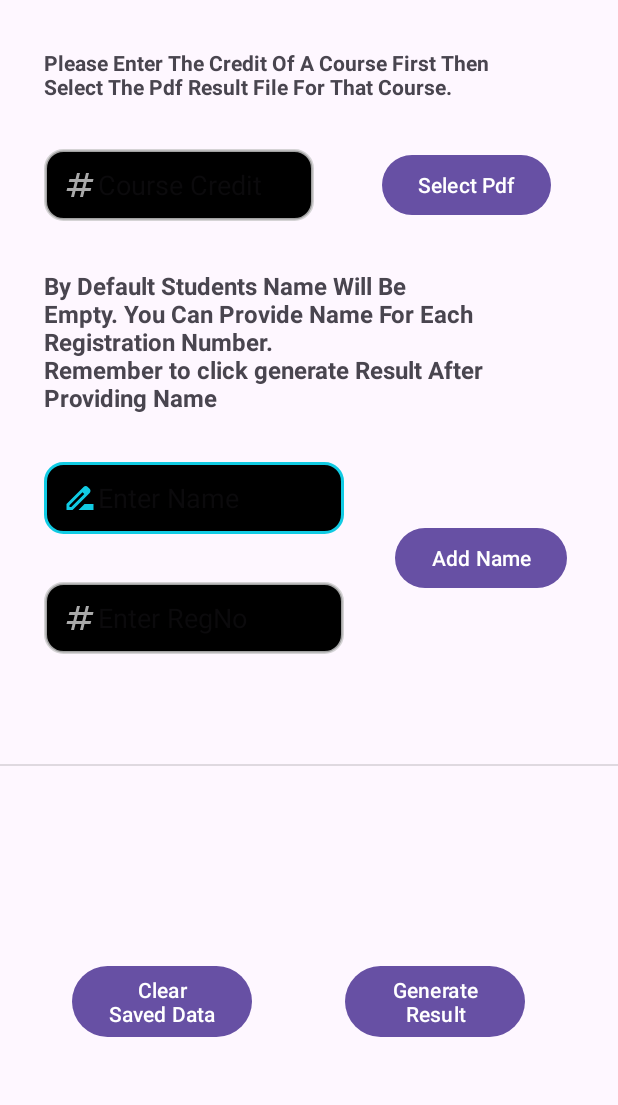
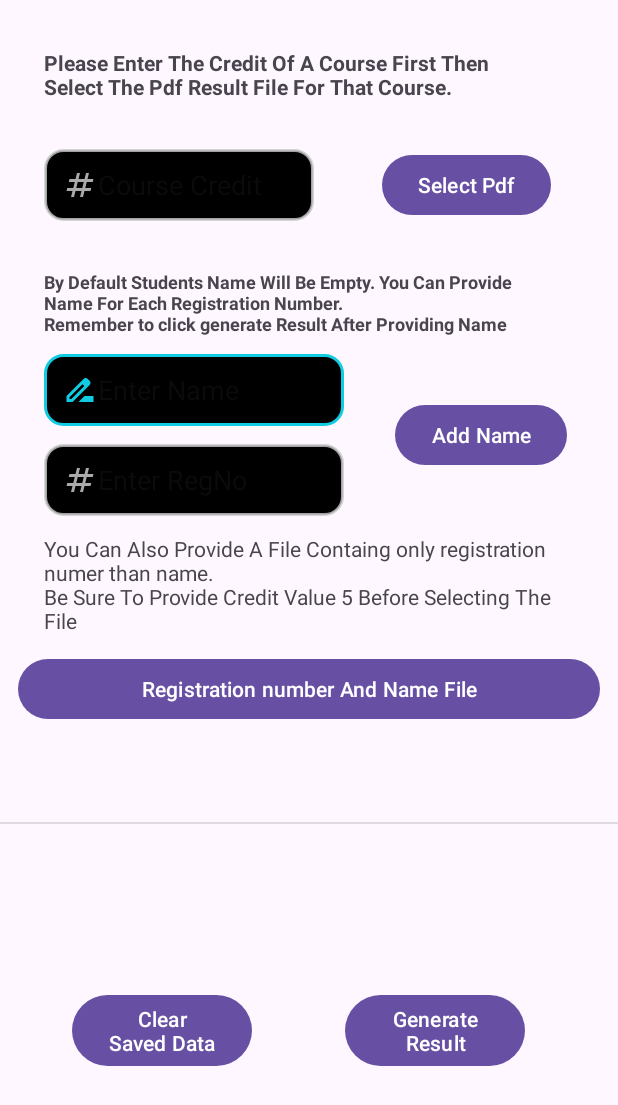
Before and after one commit to darkEye-2021831014/ResultCalculator, an Android app: the AdvanceMode screen opened directly, with no data from a screen before it, after a tap on "Generate Result", on a phone screen of 412 x 824 dp. Shown: the top 1105 px of the screen. Run offline under Robolectric (Android 15) with nearby library versions, the light colour scheme and no system bars; libraries missing offline, so code that uses them is left out: com.tom_roush.pdfbox; 1 statement that could not run was skipped.

Commit message:
Improved Pdf Reader And On App Pdf Opening System
Now Different Types of pdf result file can be recognized using different types of patterns. Students name can now also be extracted. User Can View The Pdf While In App When They Click Generate Result.
Other minor modifications

```diff
--- a/app/src/main/java/com/example/cgpa/Format.kt
+++ b/app/src/main/java/com/example/cgpa/Format.kt
@@ -6,5 +6,9 @@ enum class Format {
     REG_NAME_MARKS_CREDIT,
     REG_CG,
     REG_GRADE,
-    REG_MARKS
+    REG_MARKS,
+    REG_NAME_MARKS,
+    REG_NAME_GRADE,
+    REG_CREDIT_CG,
+    REG_NAME_CREDIT_CG
 }
--- a/app/src/main/java/com/example/cgpa/ResultCalculator.kt
+++ b/app/src/main/java/com/example/cgpa/ResultCalculator.kt
@@ -8,6 +8,7 @@ import android.graphics.pdf.PdfDocument
 import android.util.Log
 import java.io.BufferedReader
 import java.io.BufferedWriter
+import java.io.File
 import java.io.FileOutputStream
 import java.io.FileReader
 import java.io.FileWriter
@@ -24,16 +25,17 @@ class ResultCalculator() {
 
     private var maxCell = 0
 
-    fun clearSavedData(filePath: String) {
+    fun clearSavedData(filePath: String,myFolder:File) {
         students.clear()
-        writeTxtFile(filePath,"");
+        writeTxtFile(filePath,"",myFolder);
     }
 
 
     // file reader for reg,name,cg,credit;
-    fun readSaveFile(filePath:String) {
+    fun readSaveFile(filePath:String,myFolder:File) {
+        val textFile = File(myFolder,filePath);
         try {
-            BufferedReader(FileReader(filePath)).use { reader ->
+            BufferedReader(FileReader(textFile)).use { reader ->
                 var line: String?
                 var credit = 0.0
                 while ((reader.readLine().also { line = it }) != null) {
@@ -129,7 +131,35 @@ class ResultCalculator() {
             students.add(student);
     }
 
-    fun addStudent(name:String,regNo:String)
+    fun addStudent(regNo:String,credit:Double,marks:Int)
+    {
+        var student:Student? = isPresent(regNo);
+        var newStudent = false
+        if(student==null) {
+            student = Student(regNo);
+            newStudent = true;
+        }
+
+        student.result(marks,credit)
+        if(newStudent)
+            students.add(student);
+    }
+
+    fun addStudent(regNo:String,credit:Double,cg:Double)
+    {
+        var student:Student? = isPresent(regNo);
+        var newStudent = false
+        if(student==null) {
+            student = Student(regNo);
+            newStudent = true;
+        }
+
+        student.result(cg,credit)
+        if(newStudent)
+            students.add(student);
+    }
+
+    fun addStudent(regNo:String,name:String)
     {
         var student:Student? = isPresent(regNo);
         var newStudent = false
@@ -166,7 +196,7 @@ class ResultCalculator() {
 
 
     // write the final file that will be converted to pdf
-    fun writeFinal(filePath: String) {
+    fun writeFinal(filePath_pdf: String,filePath_text:String, myFolder:File) {
         val tmp = ArrayList<Student>()
         for (s: Student in students) {
             if (s.getCredit() > 0.0) tmp.add(s)
@@ -245,18 +275,18 @@ class ResultCalculator() {
         line.append(message).append("\n")
 
         line.append(" ".repeat(maxCell)).append("\n")
-        line.append(" ".repeat(maxCell - watermark.length - 1)).append(watermark).append("\n")
+        line.append(" ".repeat(maxCell - watermark.length)).append(watermark).append("\n")
         watermark = "Prepared By - darkEye"
         line.append(" ".repeat(maxCell - watermark.length)).append(watermark).append("\n")
         fileContent.append(line)
 
 
         //write to text file
-        writeTxtFile(filePath,textFileContent.toString());
+        writeTxtFile(filePath_text,textFileContent.toString(),myFolder);
 
         //write pdf file
-        convertTxtToPdf(fileContent.toString(),filePath);
-        Log.i(TAG, "Successfully Wrote To The $fileContent File");
+        convertTxtToPdf(fileContent.toString(),filePath_pdf);
+        Log.i(TAG, "Successfully Wrote To The $filePath_pdf File");
     }
 
     private fun line(stringBuilder: StringBuilder) {
@@ -284,22 +314,17 @@ class ResultCalculator() {
     }
 
     //format -> reg,name,cg,credit,
-    private fun writeTxtFile(filePath:String,fileContent:String){
-        val textFilePath:StringBuilder=StringBuilder();
+    private fun writeTxtFile(filePath:String,fileContent:String,myFolder:File){
         try {
-            for(c in filePath) {
-                if (c == '.') break;
-                textFilePath.append(c);
-            }
-            textFilePath.append(".txt");
+            val textFile = File(myFolder,filePath);
 
-            BufferedWriter(FileWriter(textFilePath.toString())).use { writer ->
+            BufferedWriter(FileWriter(textFile)).use { writer ->
                 writer.write(fileContent)
             }
         } catch (e: IOException) {
             e.printStackTrace()
         }
-        Log.i(TAG, "Successfully wrote to the $textFilePath file");
+        Log.i(TAG, "Successfully wrote to the $filePath file");
     }
 
 
--- a/app/src/main/res/layout/activity_advance_mode.xml
+++ b/app/src/main/res/layout/activity_advance_mode.xml
@@ -13,7 +13,7 @@
         android:layout_height="wrap_content"
         android:layout_marginTop="32dp"
         android:text="By Default Students Name Will Be Empty. You Can Provide Name For Each Registration Number.\nRemember to click generate Result After Providing Name"
-        android:textSize="16sp"
+        android:textSize="12sp"
         android:textStyle="bold"
         app:layout_constraintEnd_toEndOf="@id/gradeInfo"
         app:layout_constraintStart_toStartOf="@+id/gradeInfo"
@@ -23,7 +23,7 @@
         android:id="@+id/name"
         android:layout_width="200dp"
         android:layout_height="48dp"
-        android:layout_marginTop="32dp"
+        android:layout_marginTop="12dp"
         android:background="@drawable/custom_input"
         android:drawableStart="@drawable/custom_name"
         android:ems="10"
@@ -38,7 +38,7 @@
         android:id="@+id/regNo"
         android:layout_width="200dp"
         android:layout_height="48dp"
-        android:layout_marginTop="32dp"
+        android:layout_marginTop="12dp"
         android:background="@drawable/custom_input"
         android:drawableStart="@drawable/custom_regno"
         android:ems="10"
@@ -104,7 +104,7 @@
         app:layout_constraintBottom_toBottomOf="parent"
         app:layout_constraintEnd_toEndOf="parent"
         app:layout_constraintStart_toStartOf="parent"
-        app:layout_constraintTop_toBottomOf="@+id/regNo"
+        app:layout_constraintTop_toBottomOf="@+id/regNameFile"
         app:layout_constraintVertical_bias="0.19" />
     <Button
         android:id="@+id/generateResult"
@@ -121,8 +121,6 @@
         android:layout_width="120dp"
         android:layout_height="wrap_content"
         android:layout_marginStart="48dp"
-        android:layout_marginTop="32dp"
-        android:layout_marginBottom="32dp"
         android:text="Clear Saved Data"
         app:layout_constraintBottom_toBottomOf="parent"
         app:layout_constraintStart_toStartOf="parent"
@@ -138,6 +136,29 @@
         app:layout_constraintStart_toEndOf="@+id/name"
         app:layout_constraintTop_toTopOf="@+id/name" />
 
+    <Button
+        android:id="@+id/regNameFile"
+        android:layout_width="match_parent"
+        android:layout_height="wrap_content"
+        android:layout_marginStart="12dp"
+        android:layout_marginTop="12dp"
+        android:layout_marginEnd="12dp"
+        android:text="Registration number And Name File"
+        app:layout_constraintEnd_toEndOf="@+id/addName"
+        app:layout_constraintStart_toStartOf="@+id/regNo"
+        app:layout_constraintTop_toBottomOf="@+id/textView" />
+
+    <TextView
+        android:id="@+id/textView"
+        android:layout_width="0dp"
+        android:layout_height="wrap_content"
+        android:layout_marginTop="12dp"
+        android:text="You Can Also Provide A File Containg only registration numer than name. \nBe Sure To Provide Credit Value 5 Before Selecting The File"
+        android:textSize="14sp"
+        app:layout_constraintEnd_toEndOf="@+id/addName"
+        app:layout_constraintStart_toStartOf="@+id/regNo"
+        app:layout_constraintTop_toBottomOf="@+id/regNo" />
+
     <!--    <Button-->
 <!--        android:id="@+id/advanceMode"-->
 <!--        android:layout_width="wrap_content"-->
--- /dev/null
+++ b/app/src/main/res/xml/file_paths.xml
@@ -0,0 +1,4 @@
+<?xml version="1.0" encoding="utf-8"?>
+<paths xmlns:android="http://schemas.android.com/apk/res/android">
+    <external-path name="external_files" path="." />
+</paths>
```
Also changed, not shown: app/src/main/AndroidManifest.xml (+11 -0 lines), app/src/main/java/com/example/cgpa/AdvanceMode.kt (+165 -9 lines), app/src/main/java/com/example/cgpa/MainActivity.kt (+19 -4 lines).
